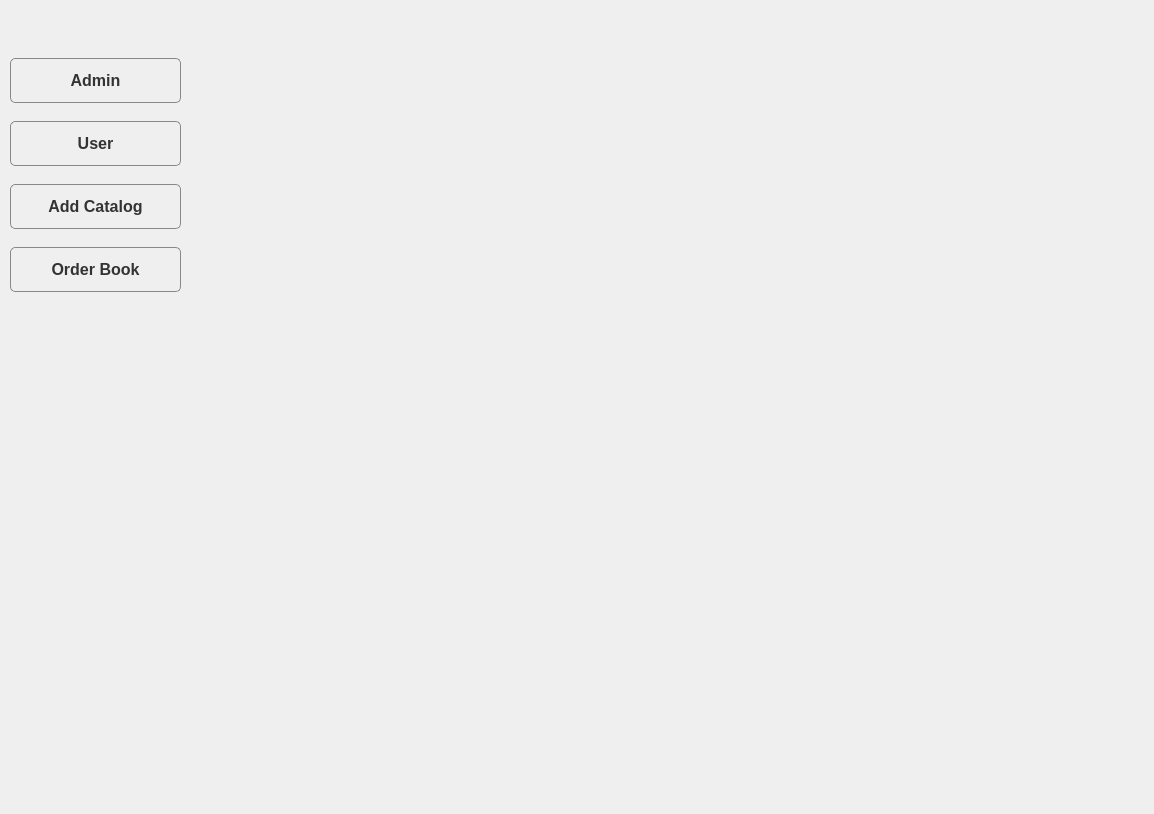
MegaMineDSS/LuxeMine, file mainwindow.ui: the form before one commit.
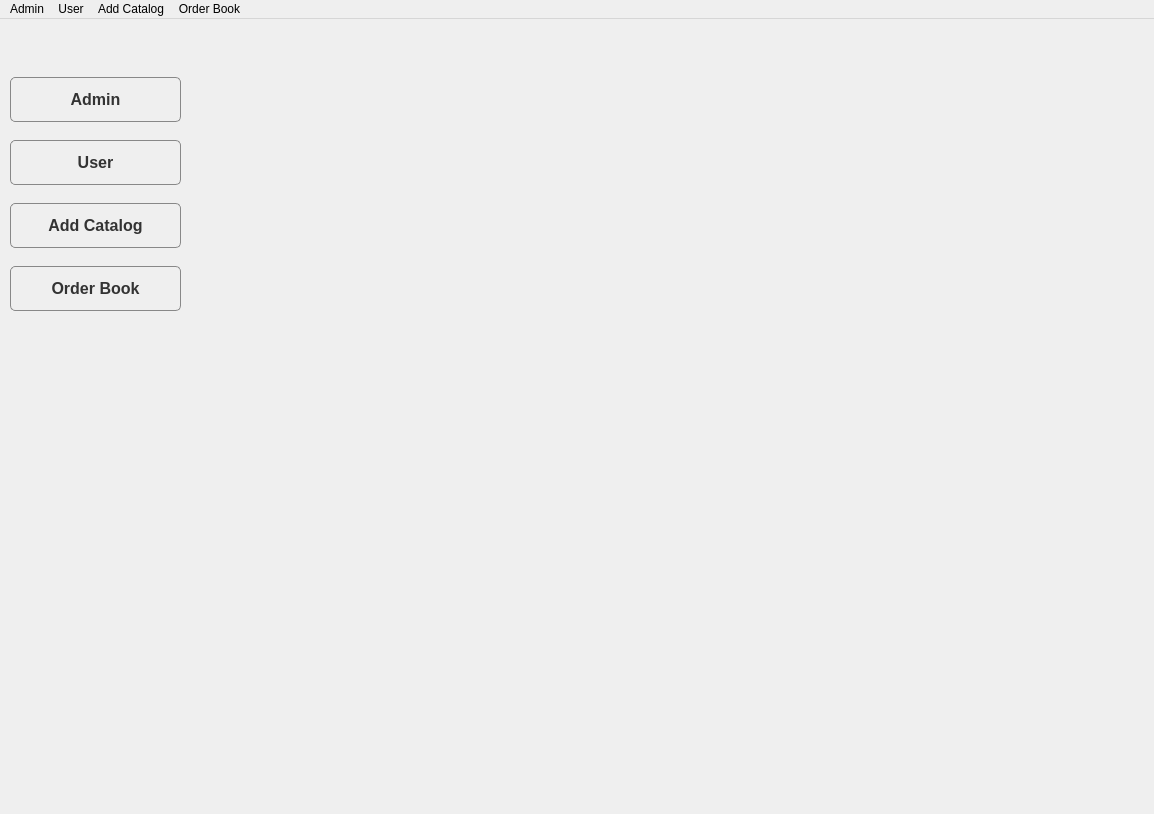
The form after the commit.

Diff of the .ui file:
```diff
--- a/mainwindow.ui
+++ b/mainwindow.ui
@@ -284,6 +284,46 @@
    <zorder>backgroundLabel</zorder>
    <zorder>buttonContainer</zorder>
   </widget>
+  <widget class="QMenuBar" name="menuBar">
+   <property name="geometry">
+    <rect>
+     <x>0</x>
+     <y>0</y>
+     <width>1154</width>
+     <height>21</height>
+    </rect>
+   </property>
+   <widget class="QMenu" name="menuAdmin">
+    <property name="title">
+     <string>Admin</string>
+    </property>
+    <addaction name="actionShow_Image"/>
+   </widget>
+   <widget class="QMenu" name="menuUser">
+    <property name="title">
+     <string>User</string>
+    </property>
+   </widget>
+   <widget class="QMenu" name="menuAdd_Catalog">
+    <property name="title">
+     <string>Add Catalog</string>
+    </property>
+   </widget>
+   <widget class="QMenu" name="menuOrder_Book">
+    <property name="title">
+     <string>Order Book</string>
+    </property>
+   </widget>
+   <addaction name="menuAdmin"/>
+   <addaction name="menuUser"/>
+   <addaction name="menuAdd_Catalog"/>
+   <addaction name="menuOrder_Book"/>
+  </widget>
+  <action name="actionShow_Image">
+   <property name="text">
+    <string>Show Image</string>
+   </property>
+  </action>
  </widget>
  <resources/>
  <connections/>
```
